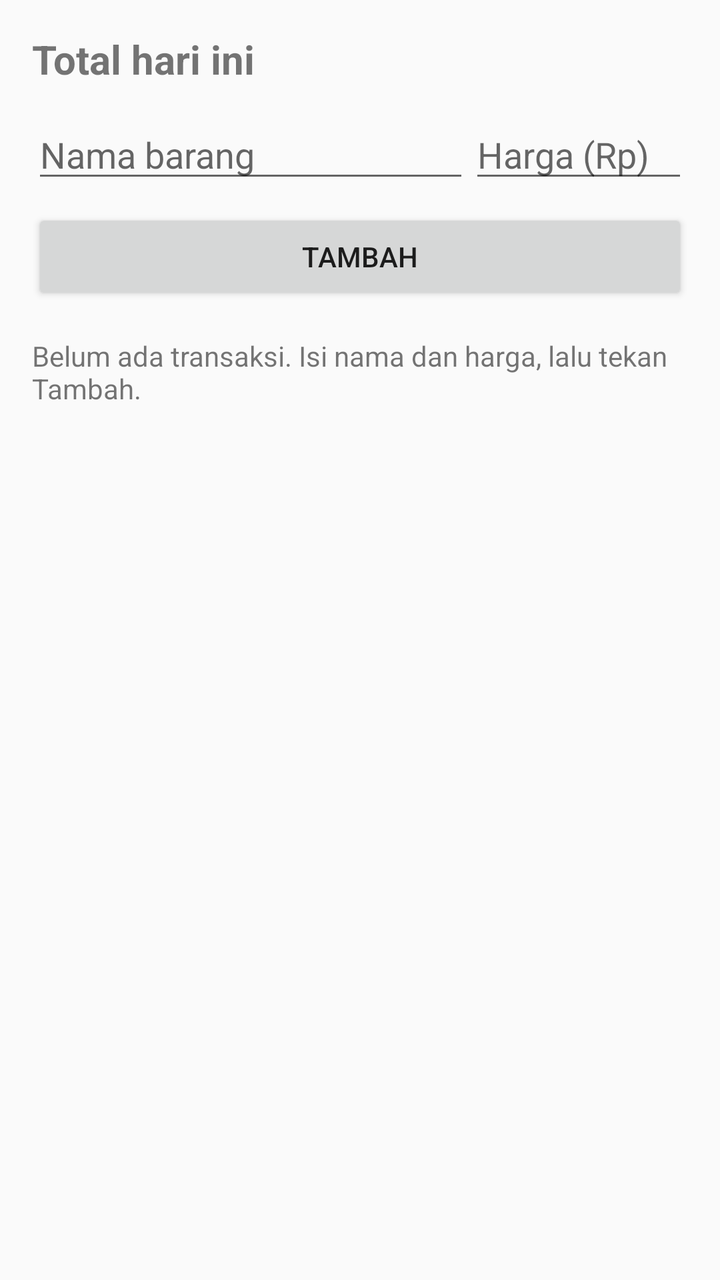
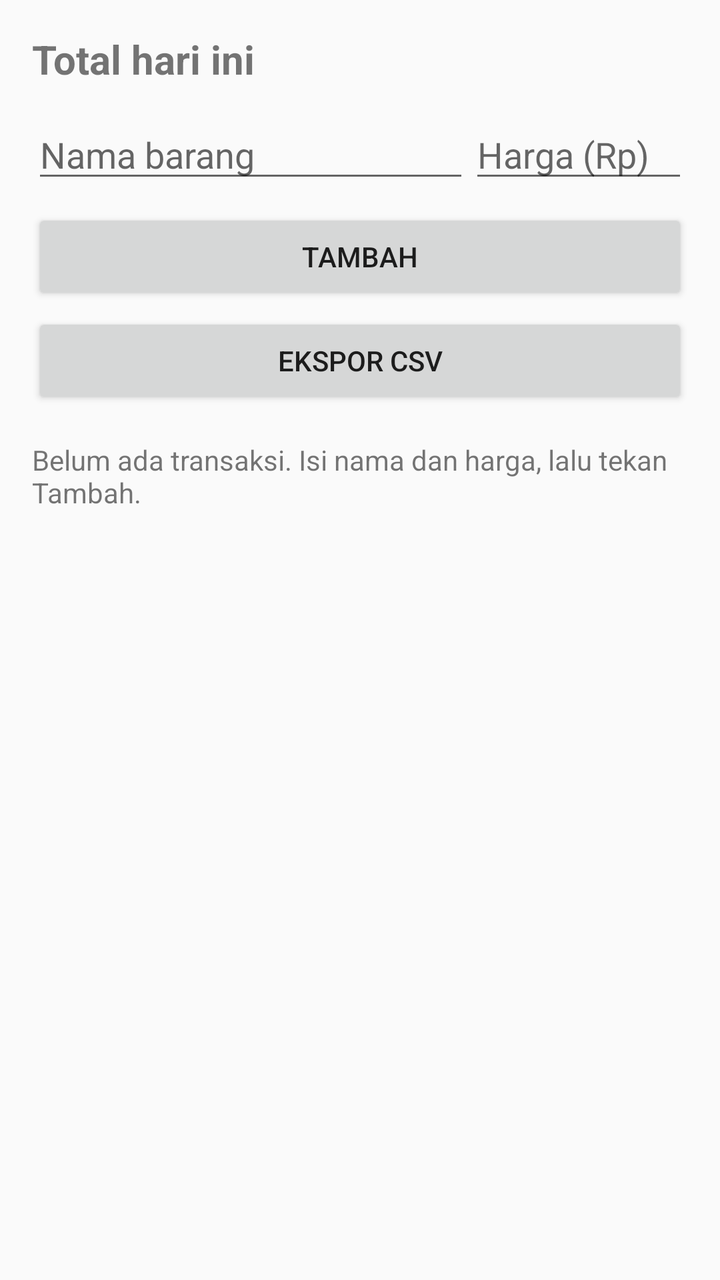

Compare the two renders of this Android layout. The source of the first and the diff that turns it into the second are given below.
<!-- AndroidManifest.xml: application theme android:Theme.Material.Light.NoActionBar -->
<!-- res/layout/activity_main.xml -->
<?xml version="1.0" encoding="utf-8"?>
<LinearLayout xmlns:android="http://schemas.android.com/apk/res/android"
    android:layout_width="match_parent"
    android:layout_height="match_parent"
    android:orientation="vertical"
    android:padding="16dp">

    <TextView
        android:id="@+id/teks_total"
        android:layout_width="match_parent"
        android:layout_height="wrap_content"
        android:text="@string/judul_total"
        android:textSize="20sp"
        android:textStyle="bold" />

    <LinearLayout
        android:layout_width="match_parent"
        android:layout_height="wrap_content"
        android:layout_marginTop="12dp"
        android:orientation="horizontal">

        <EditText
            android:id="@+id/input_nama"
            android:layout_width="0dp"
            android:layout_height="wrap_content"
            android:layout_weight="2"
            android:hint="@string/petunjuk_nama"
            android:inputType="textCapSentences"
            android:maxLines="1" />

        <EditText
            android:id="@+id/input_harga"
            android:layout_width="0dp"
            android:layout_height="wrap_content"
            android:layout_weight="1"
            android:hint="@string/petunjuk_harga"
            android:inputType="number"
            android:maxLines="1" />
    </LinearLayout>

    <Button
        android:id="@+id/tombol_tambah"
        android:layout_width="match_parent"
        android:layout_height="wrap_content"
        android:layout_marginTop="8dp"
        android:text="@string/tombol_tambah" />

    <TextView
        android:id="@+id/teks_kosong"
        android:layout_width="match_parent"
        android:layout_height="wrap_content"
        android:layout_marginTop="16dp"
        android:text="@string/kosong" />

    <ListView
        android:id="@+id/daftar_transaksi"
        android:layout_width="match_parent"
        android:layout_height="0dp"
        android:layout_marginTop="8dp"
        android:layout_weight="1" />
</LinearLayout>
<!-- resources referenced by this layout -->
<resources>
  <string name="judul_total">Total hari ini</string>
  <string name="kosong">Belum ada transaksi. Isi nama dan harga, lalu tekan Tambah.</string>
  <string name="petunjuk_harga">Harga (Rp)</string>
  <string name="petunjuk_nama">Nama barang</string>
  <string name="tombol_tambah">Tambah</string>
</resources>

<!-- the commit's change to res/layout/activity_main.xml (unified diff, before → after) -->
@@ -45,6 +45,13 @@
         android:layout_marginTop="8dp"
         android:text="@string/tombol_tambah" />
 
+    <Button
+        android:id="@+id/tombol_ekspor"
+        android:layout_width="match_parent"
+        android:layout_height="wrap_content"
+        android:layout_marginTop="4dp"
+        android:text="@string/tombol_ekspor" />
+
     <TextView
         android:id="@+id/teks_kosong"
         android:layout_width="match_parent"
<!-- resource entries referenced after the edit -->
@@ -4,6 +4,7 @@
   <string name="kosong">Belum ada transaksi. Isi nama dan harga, lalu tekan Tambah.</string>
   <string name="petunjuk_harga">Harga (Rp)</string>
   <string name="petunjuk_nama">Nama barang</string>
+  <string name="tombol_ekspor">Ekspor CSV</string>
   <string name="tombol_tambah">Tambah</string>
 </resources>
 
